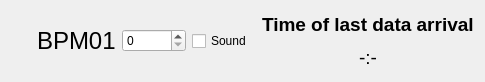
The window that StatusWidget.ui (Snake9889/pybpmonfail) describes before a commit, drawn with Qt 5.
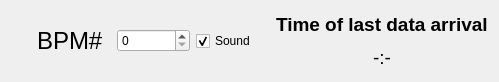
The same window after the commit.

```diff
--- a/StatusWidget.ui
+++ b/StatusWidget.ui
@@ -6,7 +6,7 @@
    <rect>
     <x>0</x>
     <y>0</y>
-    <width>485</width>
+    <width>499</width>
     <height>82</height>
    </rect>
   </property>
@@ -67,7 +67,7 @@
         <string notr="true">color: rgb(0, 0, 0);</string>
        </property>
        <property name="text">
-        <string>&lt;html&gt;&lt;head/&gt;&lt;body&gt;&lt;p&gt;BPM01&lt;/p&gt;&lt;/body&gt;&lt;/html&gt;</string>
+        <string>&lt;html&gt;&lt;head/&gt;&lt;body&gt;&lt;p&gt;BPM#&lt;/p&gt;&lt;/body&gt;&lt;/html&gt;</string>
        </property>
       </widget>
      </item>
@@ -83,6 +83,9 @@
        <property name="text">
         <string>Sound</string>
        </property>
+       <property name="checked">
+        <bool>true</bool>
+       </property>
       </widget>
      </item>
      <item>
```
Left out of the diff: 6 changed lines with no effect on the pictures.
